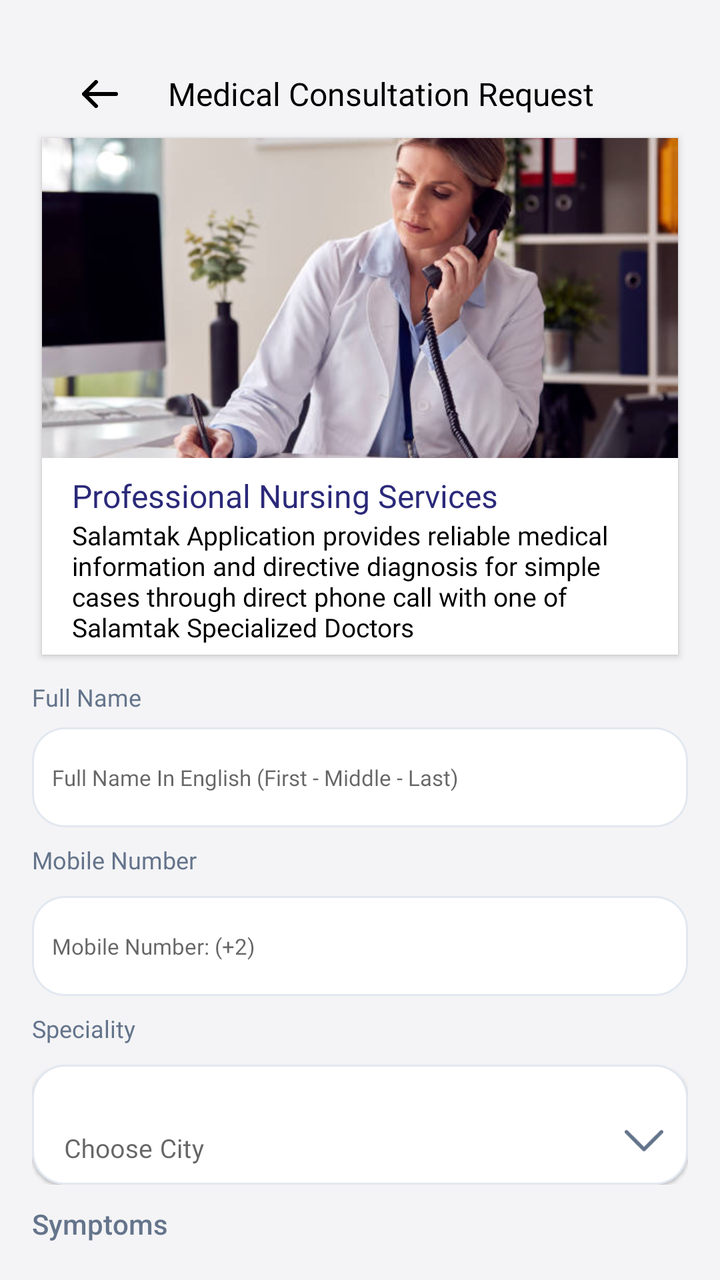
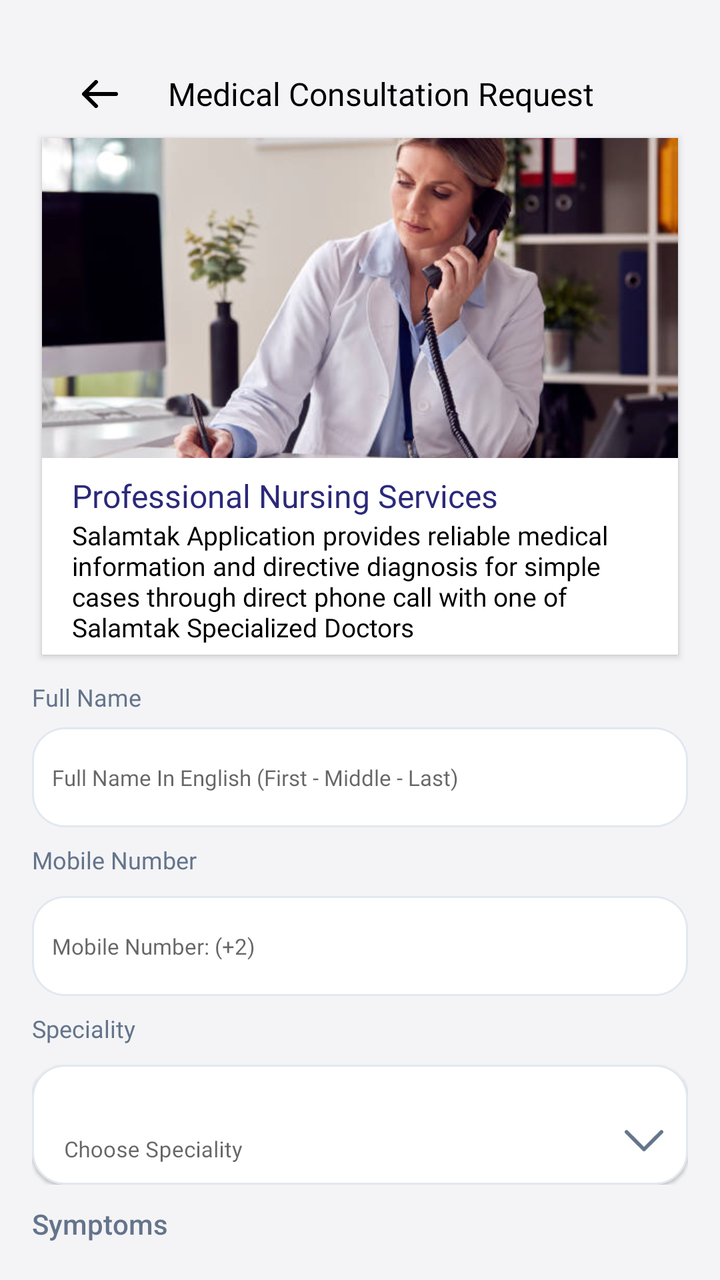

Two renders of the same Android screen: before a commit and after it. Below are the layout's source before the change and the commit's diff.
<!-- AndroidManifest.xml: application theme Theme.NewDesign -->
<!-- res/layout/medical_consultantfragment.xml -->
<?xml version="1.0" encoding="utf-8"?>
<androidx.core.widget.NestedScrollView
        xmlns:android="http://schemas.android.com/apk/res/android"
        android:layout_width="match_parent"
        android:layout_height="match_parent"
        android:scrollbars="none"
        android:background="#F4F4F6"
        xmlns:app="http://schemas.android.com/apk/res-auto"
        android:padding="16dp">

    <LinearLayout
            android:layout_width="match_parent"
            android:layout_height="wrap_content"
            android:orientation="vertical">

        <androidx.constraintlayout.widget.ConstraintLayout
                android:layout_width="match_parent"
                android:layout_height="wrap_content"
                >
            <com.google.android.material.imageview.ShapeableImageView
                    android:id="@+id/iv_arrow"
                    android:layout_width="wrap_content"
                    android:layout_height="wrap_content"
                    android:layout_marginStart="15dp"
                    android:adjustViewBounds="true"
                    android:padding="10dp"
                    android:src="@drawable/ic_arrowleft"
                    app:layout_constraintBottom_toBottomOf="@+id/tv_Filter"
                    app:layout_constraintStart_toStartOf="parent"
                    app:layout_constraintTop_toTopOf="@+id/tv_Filter" />

            <androidx.appcompat.widget.AppCompatTextView
                    android:id="@+id/tv_Filter"
                    android:layout_width="wrap_content"
                    android:layout_height="wrap_content"
                    android:layout_marginStart="15dp"
                    android:layout_marginTop="20dp"
                    android:fontFamily="@font/avenirltstd_black"
                    android:text="Medical Consultation Request"
                    android:textColor="@color/black"
                    android:textSize="16sp"
                    app:layout_constraintStart_toEndOf="@+id/iv_arrow"
                    app:layout_constraintTop_toTopOf="parent" />
        </androidx.constraintlayout.widget.ConstraintLayout>


        <androidx.cardview.widget.CardView
                android:layout_width="match_parent"
                android:layout_height="wrap_content"
                android:layout_margin="5dp"
                app:cardBackgroundColor="#FFFFFF"
                app:cardCornerRadius="@dimen/_15sdp">
            <androidx.constraintlayout.widget.ConstraintLayout
                    android:layout_width="match_parent"
                    android:layout_height="wrap_content">

                <ImageView
                        android:id="@+id/nursing_image"
                        android:layout_width="match_parent"
                        android:layout_height="160dp"
                        android:scaleType="centerCrop"
                        app:layout_constraintTop_toTopOf="parent"
                        android:src="@drawable/medical_consultation_ic"
                        />
                <TextView
                        android:id="@+id/nursing_Title"
                        android:layout_width="wrap_content"
                        android:layout_height="wrap_content"
                        android:fontFamily="@font/inter_bold"
                        android:layout_marginStart="15dp"
                        android:textColor="@color/blue"
                        app:layout_constraintStart_toStartOf="parent"
                        app:layout_constraintTop_toBottomOf="@+id/nursing_image"
                        android:text="Professional Nursing Services"
                        android:textSize="16sp"
                        android:paddingTop="8dp"/>
                <TextView
                        android:id="@+id/nursing_Desc"
                        android:layout_width="0dp"
                        android:layout_height="wrap_content"
                        android:fontFamily="@font/avenirltstd_roman"
                        android:layout_marginStart="15dp"
                        android:layout_marginEnd="15dp"
                        android:layout_marginBottom="5dp"
                        android:textColor="@color/black"
                        app:layout_constraintStart_toStartOf="parent"
                        app:layout_constraintEnd_toEndOf="parent"
                        app:layout_constraintBottom_toBottomOf="parent"
                        app:layout_constraintTop_toBottomOf="@+id/nursing_Title"
                        android:text="Salamtak Application provides reliable medical information and directive diagnosis for simple cases through direct phone call with one of Salamtak Specialized Doctors"
                        android:textSize="13sp"
                        />

            </androidx.constraintlayout.widget.ConstraintLayout>
        </androidx.cardview.widget.CardView>
        <TextView
                android:layout_width="wrap_content"
                android:layout_height="wrap_content"
                android:text="@string/full_name"
                android:fontFamily="@font/inter_semibold"
                android:textColor="@color/color_64748B"
                android:textSize="12sp"
                android:paddingTop="8dp"/>

        <EditText
                android:id="@+id/etPatientName"
                android:layout_width="match_parent"
                android:layout_height="50dp"
                android:layout_marginTop="7dp"
                android:fontFamily="@font/inter_regular"
                android:textSize="11sp"
                android:paddingStart="10dp"
                android:background="@drawable/bg_edittext_box"
                android:hint="@string/full_name_in_english_first_middle_last"
                android:inputType="text"/>

        
        <TextView
                android:layout_width="wrap_content"
                android:layout_height="wrap_content"
                android:text="Mobile Number"
                android:fontFamily="@font/inter_semibold"
                android:textColor="@color/color_64748B"
                android:textSize="12sp"
                android:paddingTop="8dp"/>

        <EditText
                android:id="@+id/etMobileNumber"
                android:layout_width="match_parent"
                android:layout_height="50dp"
                android:layout_marginTop="10dp"
                android:fontFamily="@font/inter_regular"
                android:textSize="11sp"
                android:paddingStart="10dp"
                android:background="@drawable/bg_edittext_box"
                android:hint="Mobile Number: (+2)"
                android:inputType="phone"/>

        
        <TextView
                android:layout_width="wrap_content"
                android:layout_height="wrap_content"
                android:text="@string/specialization"
                android:fontFamily="@font/inter_semibold"
                android:textColor="@color/color_64748B"
                android:textSize="12sp"
                android:paddingTop="8dp"/>
        <androidx.constraintlayout.widget.ConstraintLayout
                android:id="@+id/layout_Location_Details"
                android:layout_width="match_parent"
                android:layout_height="wrap_content"
                android:layout_marginTop="10dp"
                android:visibility="visible"
                >

            <androidx.appcompat.widget.AppCompatButton
                    android:id="@+id/btn_layout_Choose_City"
                    android:layout_width="0dp"
                    android:layout_height="0dp"
                    android:background="@android:color/transparent"
                    app:layout_constraintEnd_toEndOf="@+id/layout_Choose_City"
                    app:layout_constraintStart_toStartOf="@+id/layout_Choose_City"
                    app:layout_constraintTop_toTopOf="@+id/layout_Choose_City"
                    app:layout_constraintBottom_toBottomOf="@+id/layout_Choose_City" />

            <androidx.constraintlayout.widget.ConstraintLayout
                    android:id="@+id/layout_Choose_City"
                    android:layout_width="0dp"
                    android:layout_height="wrap_content"
                    android:background="@drawable/bg_edittext_box"
                    android:elevation="1dp"
                    app:layout_constraintEnd_toEndOf="parent"
                    app:layout_constraintStart_toStartOf="parent"
                    app:layout_constraintTop_toTopOf="parent">

                <androidx.appcompat.widget.AppCompatImageView
                        android:id="@+id/iv_arrowdownChoose_City"
                        android:layout_width="20dp"
                        android:layout_height="20dp"
                        android:layout_gravity="center_horizontal"
                        android:layout_marginEnd="12dp"
                        android:layout_marginBottom="12dp"
                        android:gravity="start"
                        android:src="@drawable/ic_arrowdwon"
                        android:tint="@color/color_64748B"
                        app:layout_constraintBottom_toBottomOf="parent"
                        app:layout_constraintEnd_toEndOf="parent" />

                <com.google.android.material.textfield.TextInputLayout
                        android:id="@+id/textinput_Choose_City"
                        style="@style/Widget.MaterialComponents.TextInputLayout.OutlinedBox"
                        android:layout_width="match_parent"
                        android:layout_height="55dp"
                        android:layout_marginEnd="25dp"
                        android:layout_marginBottom="5dp"
                        android:hint="@string/choose_city"
                        android:paddingTop="4dp"
                        app:boxBackgroundColor="@color/white"
                        app:boxBackgroundMode="none"
                        app:layout_constraintBottom_toBottomOf="parent"
                        app:layout_constraintEnd_toEndOf="parent"
                        app:layout_constraintStart_toStartOf="parent"
                        app:layout_constraintTop_toTopOf="parent">

                    <com.google.android.material.textfield.TextInputEditText
                            android:id="@+id/et_Choose_City"
                            android:layout_width="match_parent"
                            android:layout_height="55dp"
                            android:layout_gravity="center_horizontal"
                            android:fontFamily="@font/avenirltstd_roman"
                            android:inputType="text"
                            android:enabled="false"
                            android:textColor="@color/color_64748B"
                            android:textSize="13sp" />

                </com.google.android.material.textfield.TextInputLayout>

            </androidx.constraintlayout.widget.ConstraintLayout>
            <androidx.appcompat.widget.AppCompatTextView
                    android:id="@+id/tv_cityError"
                    android:layout_width="wrap_content"
                    android:layout_height="20dp"
                    android:layout_marginTop="5dp"
                    android:layout_marginBottom="5dp"
                    android:layout_marginStart="15dp"
                    android:fontFamily="@font/avenirltstd_roman"
                    android:gravity="center"
                    android:padding="1dp"
                    android:text="55555"
                    android:textColor="@color/red"
                    android:textSize="12sp"
                    android:visibility="gone"
                    app:layout_constraintStart_toStartOf="parent"
                    app:layout_constraintTop_toBottomOf="@+id/layout_Choose_City" />

        </androidx.constraintlayout.widget.ConstraintLayout>

        

        <TextView
                android:id="@+id/text_symptoms"
                android:layout_width="wrap_content"
                android:layout_height="wrap_content"
                android:text="Symptoms"
                android:layout_marginTop="10dp"
                android:textColor="@color/color_64748B"
                android:fontFamily="sans-serif-medium"
                />

        <com.google.android.material.textfield.TextInputLayout
                android:id="@+id/symptoms_text"
                style="@style/Widget.MaterialComponents.TextInputLayout.OutlinedBox"
                android:layout_width="match_parent"
                android:layout_height="wrap_content"
                app:layout_constraintTop_toBottomOf="@id/text_symptoms"
                android:layout_marginTop="4dp"
                app:hintEnabled="false">

            <com.google.android.material.textfield.TextInputEditText
                    android:id="@+id/symptoms"
                    android:layout_width="match_parent"
                    android:layout_height="wrap_content"
                    android:hint="Describe your Symptoms..."
                    android:minLines="4"
                    android:gravity="start"
                    android:background="@drawable/bg_edittext_box"/>

        </com.google.android.material.textfield.TextInputLayout>

        

        <TextView
                android:id="@+id/text_Ask_ques"
                android:layout_width="wrap_content"
                android:layout_height="wrap_content"
                android:text="Ask a Question"
                android:textColor="@color/color_64748B"
                android:fontFamily="sans-serif-medium"
                app:layout_constraintTop_toBottomOf="@id/symptoms_text"
                app:layout_constraintStart_toStartOf="@id/symptoms_text"
                android:layout_marginTop="8dp"/>

        <com.google.android.material.textfield.TextInputLayout
                android:id="@+id/ask_text"
                style="@style/Widget.MaterialComponents.TextInputLayout.OutlinedBox"
                android:layout_width="match_parent"
                android:layout_height="wrap_content"
                app:layout_constraintTop_toBottomOf="@id/text_Ask_ques"
                android:layout_marginTop="4dp"
                app:hintEnabled="false">

            <com.google.android.material.textfield.TextInputEditText
                    android:id="@+id/ask"
                    android:layout_width="match_parent"
                    android:layout_height="wrap_content"
                    android:hint="Describe your question..."
                    android:minLines="4"
                    android:gravity="start"
                    android:background="@drawable/bg_edittext_box"/>

        </com.google.android.material.textfield.TextInputLayout>

        
        <androidx.constraintlayout.widget.ConstraintLayout
                android:id="@+id/layout"
                android:layout_width="match_parent"
                android:layout_height="wrap_content"
                app:layout_constraintEnd_toEndOf="parent"
                app:layout_constraintStart_toStartOf="parent"
                app:layout_constraintBottom_toBottomOf="parent"
                app:layout_constraintTop_toBottomOf="@+id/all_layout"
                app:layout_constraintWidth_percent=".95"
                android:padding="8dp"
                >
            <androidx.appcompat.widget.AppCompatButton
                    android:id="@+id/btn_send"
                    android:layout_width="0dp"
                    android:layout_height="wrap_content"
                    android:background="@drawable/bg_chooselang_button"
                    android:fontFamily="@font/avenirltstd_black"
                    android:padding="5dp"
                    android:text="@string/send"
                    android:textAllCaps="false"
                    android:textColor="@color/white"
                    android:textSize="14sp"
                    app:layout_constraintEnd_toEndOf="parent"
                    app:layout_constraintStart_toStartOf="parent"
                    app:layout_constraintTop_toTopOf="parent"

                    />
        </androidx.constraintlayout.widget.ConstraintLayout>
    </LinearLayout>
</androidx.core.widget.NestedScrollView>
<!-- resources referenced by this layout -->
<resources>
  <color name="black">#FF000000</color>
  <color name="blue">#2B2979</color>
  <color name="color_64748B">#64748B</color>
  <color name="red">#F60707</color>
  <color name="white">#FFFFFFFF</color>
  <!-- drawable bg_chooselang_button (drawable) -->
  <?xml version="1.0" encoding="utf-8"?>
  <shape xmlns:android="http://schemas.android.com/apk/res/android"
      android:shape="rectangle"
      >
  
      <corners android:radius="8dp"/>
      <solid android:color="@color/blue"/>
  
  
  </shape>
  <!-- drawable bg_edittext_box (drawable) -->
  <?xml version="1.0" encoding="utf-8"?>
  <shape xmlns:android="http://schemas.android.com/apk/res/android"
      android:shape="rectangle"
      >
  
      <solid android:color="@color/white"/>
      <corners android:radius="16dp"/>
      <stroke android:color="#E2E8F0" android:width="1dp" android:dashWidth="1dp"/>
  
  </shape>
  <!-- drawable ic_arrowdwon (drawable) -->
  <vector xmlns:android="http://schemas.android.com/apk/res/android"
      android:width="16dp"
      android:height="10dp"
      android:viewportWidth="16"
      android:viewportHeight="10">
    <path
        android:pathData="M0.47,0.97C0.736,0.703 1.153,0.679 1.446,0.897L1.53,0.97L8,7.439L14.47,0.97C14.736,0.703 15.153,0.679 15.446,0.897L15.53,0.97C15.797,1.236 15.821,1.653 15.603,1.946L15.53,2.03L8.53,9.03C8.264,9.297 7.847,9.321 7.554,9.103L7.47,9.03L0.47,2.03C0.177,1.737 0.177,1.263 0.47,0.97Z"
        android:fillColor="#00D2CB"/>
  </vector>
  <!-- drawable ic_arrowleft (drawable) -->
  <vector android:autoMirrored="true" android:height="14dp"
      android:viewportHeight="14" android:viewportWidth="18"
      android:width="18dp" xmlns:android="http://schemas.android.com/apk/res/android">
      <path android:fillColor="#00000000"
          android:pathData="M17,7H1M1,7L7,13M1,7L7,1"
          android:strokeColor="#000000" android:strokeLineCap="round"
          android:strokeLineJoin="round" android:strokeWidth="2"/>
  </vector>
  <!-- drawable medical_consultation_ic: jpeg bitmap (drawable, 31840 bytes) -->
  <string name="choose_city">Choose City</string>
  <string name="full_name">Full Name</string>
  <string name="full_name_in_english_first_middle_last">Full Name In English (First - Middle - Last)</string>
  <string name="send">Send</string>
  <string name="specialization">Speciality</string>
  <style name="Theme.NewDesign" parent="Theme.MaterialComponents.Light.NoActionBar">
          
          <item name="colorPrimary">@color/purple_500</item>
          <item name="colorPrimaryVariant">@color/purple_700</item>
          <item name="colorOnPrimary">@color/white</item>
          
          <item name="colorSecondary">#0639BA</item>
          <item name="colorSecondaryVariant">@color/teal_700</item>
          <item name="colorOnSecondary">@color/black</item>
          
          <item name="android:statusBarColor">@color/purple_700</item>
          <item name="android:windowLightStatusBar">false</item>
          <item name="android:windowDrawsSystemBarBackgrounds">true</item>
          
      </style>
  <color name="purple_500">#AEB3BE</color>
  <color name="purple_700">#FF3700B3</color>
  <color name="teal_700">#FF018786</color>
</resources>

<!-- the commit's change to res/layout/medical_consultantfragment.xml (unified diff, before → after) -->
@@ -193,7 +193,7 @@
                         android:layout_height="55dp"
                         android:layout_marginEnd="25dp"
                         android:layout_marginBottom="5dp"
-                        android:hint="@string/choose_city"
+                        android:hint="@string/choose_specialization"
                         android:paddingTop="4dp"
                         app:boxBackgroundColor="@color/white"
                         app:boxBackgroundMode="none"
@@ -211,7 +211,7 @@
                             android:inputType="text"
                             android:enabled="false"
                             android:textColor="@color/color_64748B"
-                            android:textSize="13sp" />
+                            android:textSize="11sp" />
 
                 </com.google.android.material.textfield.TextInputLayout>
 
<!-- resource entries referenced after the edit -->
@@ -47,7 +47,7 @@
           android:strokeLineJoin="round" android:strokeWidth="2"/>
   </vector>
   <!-- drawable medical_consultation_ic: jpeg bitmap (drawable, 31840 bytes) -->
-  <string name="choose_city">Choose City</string>
+  <string name="choose_specialization">Choose Speciality</string>
   <string name="full_name">Full Name</string>
   <string name="full_name_in_english_first_middle_last">Full Name In English (First - Middle - Last)</string>
   <string name="send">Send</string>
